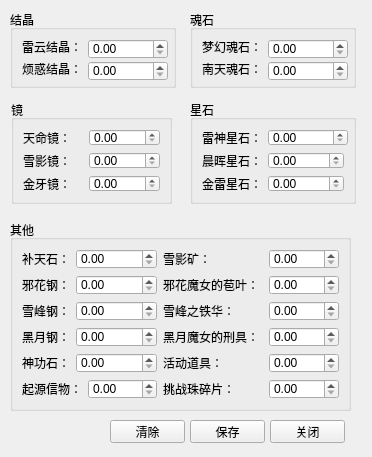
Above: BladeAndSoul/pricelist.ui from Yui-zwlai/BladeAndSoulAuctionTools before the change. Below: the same form after it.
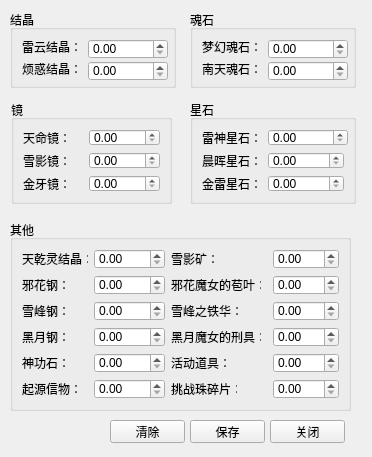
That is the form after the change.

The edit to the form file:
```diff
--- a/BladeAndSoul/pricelist.ui
+++ b/BladeAndSoul/pricelist.ui
@@ -189,20 +189,6 @@
       </property>
      </widget>
     </item>
-    <item row="5" column="0" colspan="2">
-     <widget class="QLabel" name="label_QYZXW">
-      <property name="text">
-       <string>起源信物：</string>
-      </property>
-     </widget>
-    </item>
-    <item row="5" column="2">
-     <widget class="QDoubleSpinBox" name="doubleSpinBox_QYZXW">
-      <property name="maximum">
-       <double>1000.000000000000000</double>
-      </property>
-     </widget>
-    </item>
     <item row="0" column="3" colspan="3">
      <widget class="QLabel" name="label_XYK">
       <property name="text">
@@ -325,7 +311,7 @@
     <item row="0" column="0">
      <widget class="QLabel" name="label_BTS">
       <property name="text">
-       <string>补天石：</string>
+       <string>天乾灵结晶：</string>
       </property>
      </widget>
     </item>
@@ -350,6 +336,20 @@
       </property>
      </widget>
     </item>
+    <item row="5" column="0">
+     <widget class="QLabel" name="label_QYZXW">
+      <property name="text">
+       <string>起源信物：</string>
+      </property>
+     </widget>
+    </item>
+    <item row="5" column="1" colspan="2">
+     <widget class="QDoubleSpinBox" name="doubleSpinBox_QYZXW">
+      <property name="maximum">
+       <double>1000.000000000000000</double>
+      </property>
+     </widget>
+    </item>
    </layout>
   </widget>
   <widget class="QGroupBox" name="groupBox_4">
```
Left out of the diff: 4 changed lines with no effect on the pictures.
